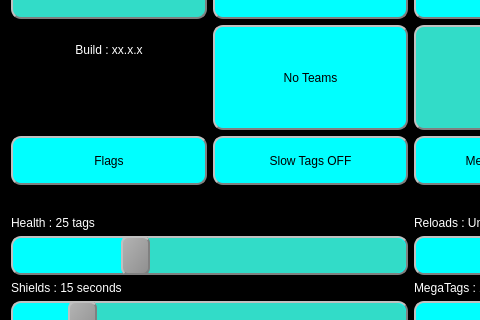
First picture: the form in LttoMainWindow.ui, repository rmick/Combobulator, before the edit; both pictures show x 0 to 480 and y 162 to 482 of the 1024 by 600 pixel window.
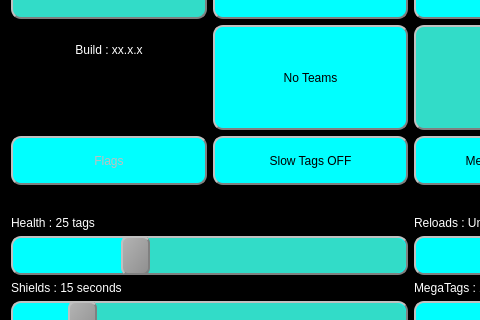
Second picture: the form after the edit.

What changed in the file:
```diff
--- a/LttoMainWindow.ui
+++ b/LttoMainWindow.ui
@@ -932,6 +932,9 @@
     </item>
     <item row="5" column="2">
      <widget class="QPushButton" name="btn_Flags">
+      <property name="enabled">
+       <bool>false</bool>
+      </property>
       <property name="sizePolicy">
        <sizepolicy hsizetype="Preferred" vsizetype="Preferred">
         <horstretch>0</horstretch>
```
